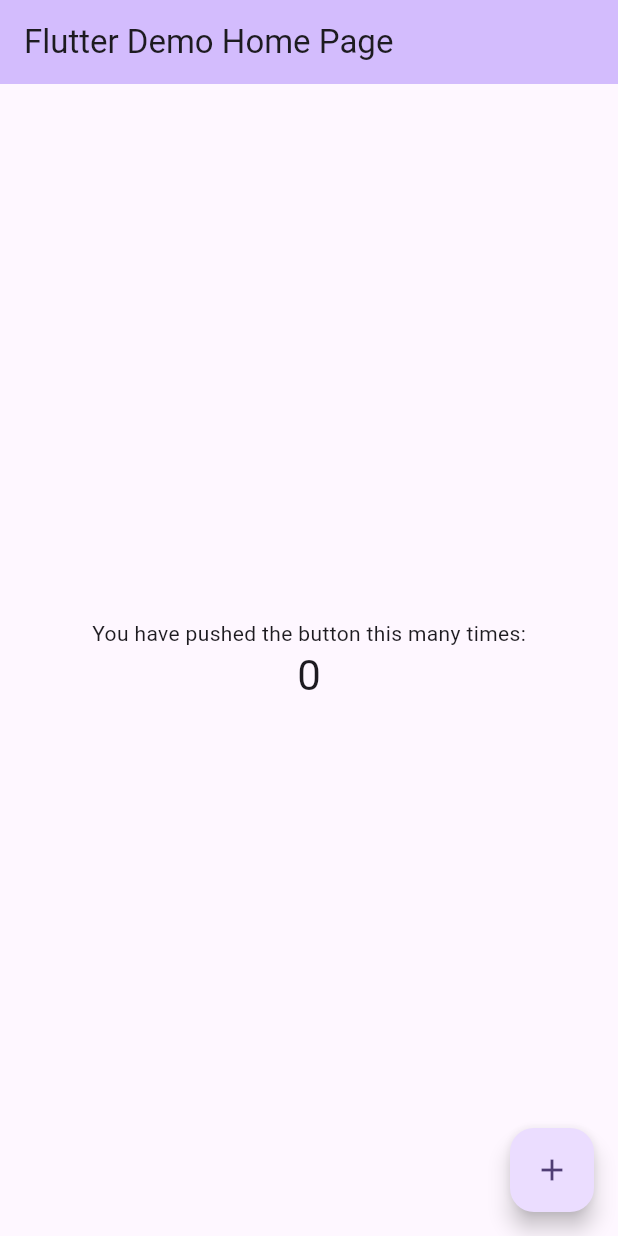
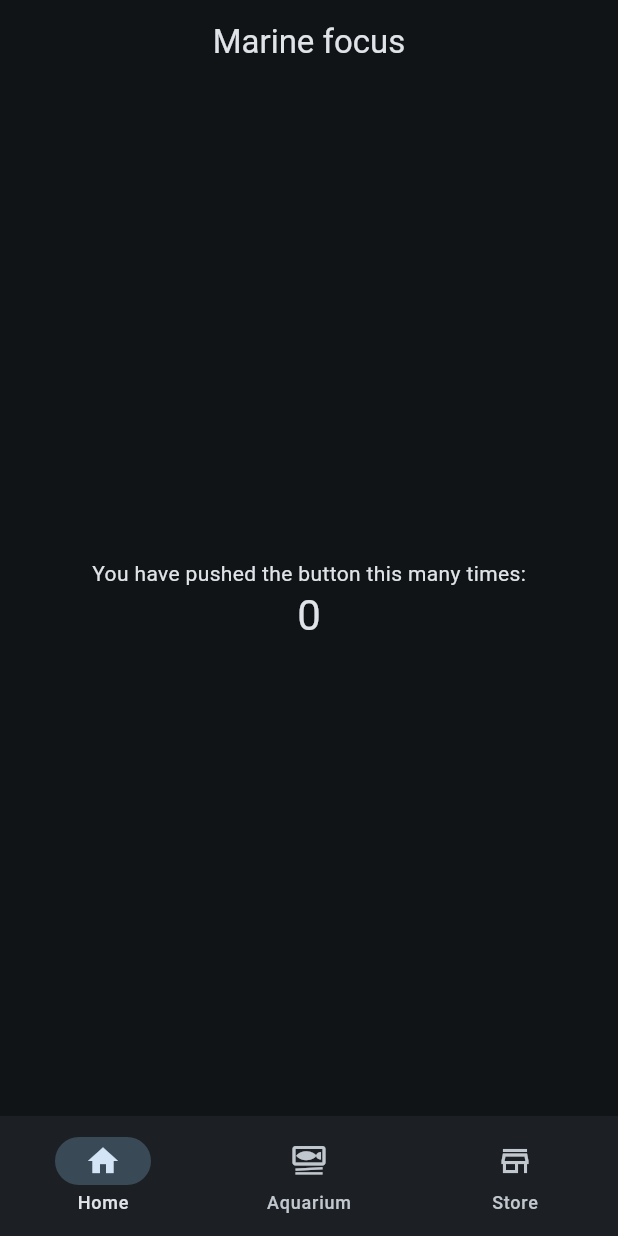
Before and after one commit to apoleon33/marine_focus, a Flutter app: the screen it shows after launch, on a phone screen of 412 x 824 dp. Run offline on Flutter 3.47's test engine with Material 3 defaults, Android fonts, the phone set to English and light mode, and no system bars.

Commit message:
bottome and top bar

```diff
--- a/lib/main.dart
+++ b/lib/main.dart
@@ -1,4 +1,6 @@
 import 'package:flutter/material.dart';
+import 'package:marine_focus/widget/bottom_bar.dart';
+import 'package:marine_focus/widget/top_bar.dart';
 
 void main() {
   runApp(const MyApp());
@@ -7,46 +9,24 @@ void main() {
 class MyApp extends StatelessWidget {
   const MyApp({super.key});
 
-  // This widget is the root of your application.
   @override
   Widget build(BuildContext context) {
     return MaterialApp(
-      title: 'Flutter Demo',
+      title: 'Marine focus',
       theme: ThemeData(
-        // This is the theme of your application.
-        //
-        // TRY THIS: Try running your application with "flutter run". You'll see
-        // the application has a purple toolbar. Then, without quitting the app,
-        // try changing the seedColor in the colorScheme below to Colors.green
-        // and then invoke "hot reload" (save your changes or press the "hot
-        // reload" button in a Flutter-supported IDE, or press "r" if you used
-        // the command line to start the app).
-        //
-        // Notice that the counter didn't reset back to zero; the application
-        // state is not lost during the reload. To reset the state, use hot
-        // restart instead.
-        //
-        // This works for code too, not just values: Most code changes can be
-        // tested with just a hot reload.
-        colorScheme: ColorScheme.fromSeed(seedColor: Colors.deepPurple),
+        colorScheme: ColorScheme.fromSeed(
+          seedColor: const Color.fromRGBO(0, 100, 148, 1.0),
+          brightness: Brightness.dark,
+        ),
         useMaterial3: true,
       ),
-      home: const MyHomePage(title: 'Flutter Demo Home Page'),
+      home: const MyHomePage(title: 'Marine focus'),
     );
   }
 }
 
 class MyHomePage extends StatefulWidget {
   const MyHomePage({super.key, required this.title});
-
-  // This widget is the home page of your application. It is stateful, meaning
-  // that it has a State object (defined below) that contains fields that affect
-  // how it looks.
-
-  // This class is the configuration for the state. It holds the values (in this
-  // case the title) provided by the parent (in this case the App widget) and
-  // used by the build method of the State. Fields in a Widget subclass are
-  // always marked "final".
 
   final String title;
 
@@ -59,50 +39,16 @@ class _MyHomePageState extends State<MyHomePage> {
 
   void _incrementCounter() {
     setState(() {
-      // This call to setState tells the Flutter framework that something has
-      // changed in this State, which causes it to rerun the build method below
-      // so that the display can reflect the updated values. If we changed
-      // _counter without calling setState(), then the build method would not be
-      // called again, and so nothing would appear to happen.
       _counter++;
     });
   }
 
   @override
   Widget build(BuildContext context) {
-    // This method is rerun every time setState is called, for instance as done
-    // by the _incrementCounter method above.
-    //
-    // The Flutter framework has been optimized to make rerunning build methods
-    // fast, so that you can just rebuild anything that needs updating rather
-    // than having to individually change instances of widgets.
     return Scaffold(
-      appBar: AppBar(
-        // TRY THIS: Try changing the color here to a specific color (to
-        // Colors.amber, perhaps?) and trigger a hot reload to see the AppBar
-        // change color while the other colors stay the same.
-        backgroundColor: Theme.of(context).colorScheme.inversePrimary,
-        // Here we take the value from the MyHomePage object that was created by
-        // the App.build method, and use it to set our appbar title.
-        title: Text(widget.title),
-      ),
+      appBar: const TopBar(),
       body: Center(
-        // Center is a layout widget. It takes a single child and positions it
-        // in the middle of the parent.
         child: Column(
-          // Column is also a layout widget. It takes a list of children and
-          // arranges them vertically. By default, it sizes itself to fit its
-          // children horizontally, and tries to be as tall as its parent.
-          //
-          // Column has various properties to control how it sizes itself and
-          // how it positions its children. Here we use mainAxisAlignment to
-          // center the children vertically; the main axis here is the vertical
-          // axis because Columns are vertical (the cross axis would be
-          // horizontal).
-          //
-          // TRY THIS: Invoke "debug painting" (choose the "Toggle Debug Paint"
-          // action in the IDE, or press "p" in the console), to see the
-          // wireframe for each widget.
           mainAxisAlignment: MainAxisAlignment.center,
           children: <Widget>[
             const Text(
@@ -115,11 +61,7 @@ class _MyHomePageState extends State<MyHomePage> {
           ],
         ),
       ),
-      floatingActionButton: FloatingActionButton(
-        onPressed: _incrementCounter,
-        tooltip: 'Increment',
-        child: const Icon(Icons.add),
-      ), // This trailing comma makes auto-formatting nicer for build methods.
+      bottomNavigationBar: const BottomBar(),
     );
   }
 }
--- /dev/null
+++ b/lib/widget/bottom_bar.dart
@@ -0,0 +1,44 @@
+import 'package:flutter/material.dart';
+
+class BottomBar extends StatelessWidget {
+  const BottomBar({super.key});
+
+  @override
+  Widget build(BuildContext context) {
+    return NavigationBar(
+      destinations: AvailablesDestination.values
+          .map((e) => NavigationDestinationFormatter(availablesDestination: e))
+          .toList(),
+    );
+  }
+}
+
+class NavigationDestinationFormatter extends StatelessWidget {
+  final AvailablesDestination availablesDestination;
+
+  const NavigationDestinationFormatter({
+    super.key,
+    required this.availablesDestination,
+  });
+
+  @override
+  Widget build(BuildContext context) {
+    return NavigationDestination(
+      icon: Icon(availablesDestination.icon),
+      selectedIcon: Icon(availablesDestination.selectedIcon),
+      label: availablesDestination.label,
+    );
+  }
+}
+
+enum AvailablesDestination {
+  HOME(Icons.home_outlined, Icons.home, "Home"),
+  AQUARIUM(Icons.set_meal_outlined, Icons.set_meal, "Aquarium"),
+  STORE(Icons.store_outlined, Icons.store, "Store");
+
+  final IconData icon;
+  final IconData selectedIcon;
+  final String label;
+
+  const AvailablesDestination(this.icon, this.selectedIcon, this.label);
+}
--- /dev/null
+++ b/lib/widget/top_bar.dart
@@ -0,0 +1,18 @@
+import 'package:flutter/material.dart';
+
+class TopBar extends StatelessWidget implements PreferredSizeWidget {
+  const TopBar({super.key});
+
+  @override
+  Widget build(BuildContext context) {
+    return AppBar(
+      centerTitle: true,
+      title: const Text(
+        "Marine focus",
+      ),
+    );
+  }
+
+  @override
+  Size get preferredSize => const Size.fromHeight(kToolbarHeight);
+}
```
